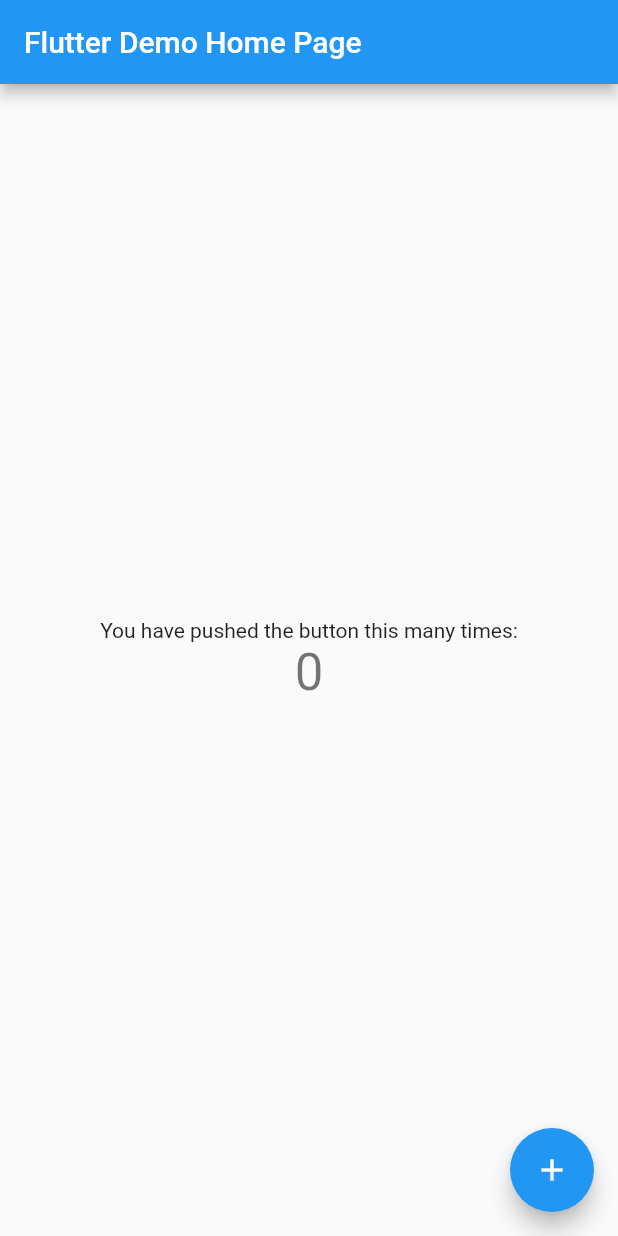
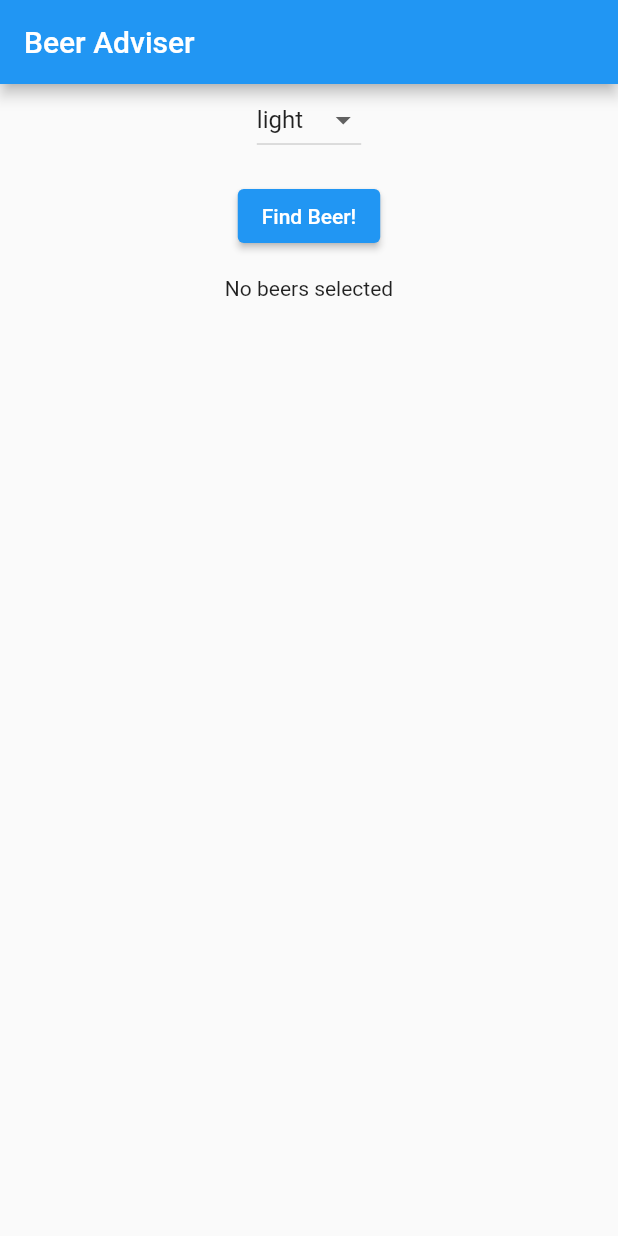
Before and after one commit to Irlirion/HeadFirstAndroidFlutter2ndEdition, a Flutter app: the screen it shows after launch, on a phone screen of 412 x 824 dp. Run offline on Flutter 3.47's test engine with Material 2 defaults, Android fonts, the phone set to English and light mode, and no system bars.

Commit message:
add chapter 2

```diff
--- a/chapter02/beer_adviser/lib/main.dart
+++ b/chapter02/beer_adviser/lib/main.dart
@@ -1,4 +1,18 @@
 import 'package:flutter/material.dart';
+
+class BeerExpert {
+  List<String> getBrands(String color) {
+    List<String> brands = [];
+    if (color == "amber") {
+      brands.add("Jack Amber");
+      brands.add("Red Moose");
+    } else {
+      brands.add("Jail Pale Ale");
+      brands.add("Gout Stout");
+    }
+    return brands;
+  }
+}
 
 void main() {
   runApp(const MyApp());
@@ -11,105 +25,73 @@
   @override
   Widget build(BuildContext context) {
     return MaterialApp(
-      title: 'Flutter Demo',
-      theme: ThemeData(
-        // This is the theme of your application.
-        //
-        // Try running your application with "flutter run". You'll see the
-        // application has a blue toolbar. Then, without quitting the app, try
-        // changing the primarySwatch below to Colors.green and then invoke
-        // "hot reload" (press "r" in the console where you ran "flutter run",
-        // or simply save your changes to "hot reload" in a Flutter IDE).
-        // Notice that the counter didn't reset back to zero; the application
-        // is not restarted.
-        primarySwatch: Colors.blue,
-      ),
-      home: const MyHomePage(title: 'Flutter Demo Home Page'),
-    );
+        title: 'Flutter Demo',
+        theme: ThemeData(
+          primarySwatch: Colors.blue,
+        ),
+        home: const BeerAdviser());
   }
 }
 
-class MyHomePage extends StatefulWidget {
-  const MyHomePage({Key? key, required this.title}) : super(key: key);
-
-  // This widget is the home page of your application. It is stateful, meaning
-  // that it has a State object (defined below) that contains fields that affect
-  // how it looks.
-
-  // This class is the configuration for the state. It holds the values (in this
-  // case the title) provided by the parent (in this case the App widget) and
-  // used by the build method of the State. Fields in a Widget subclass are
-  // always marked "final".
-
-  final String title;
+class BeerAdviser extends StatefulWidget {
+  const BeerAdviser({Key? key}) : super(key: key);
 
   @override
-  State<MyHomePage> createState() => _MyHomePageState();
+  _BeerAdviserState createState() => _BeerAdviserState();
 }
 
-class _MyHomePageState extends State<MyHomePage> {
-  int _counter = 0;
+class _BeerAdviserState extends State<BeerAdviser> {
+  final _beers = <String>['light', 'amber', 'brown', 'dark']
+      .map<DropdownMenuItem<String>>((String value) => DropdownMenuItem<String>(
+            value: value,
+            child: Text(value),
+          ))
+      .toList();
 
-  void _incrementCounter() {
-    setState(() {
-      // This call to setState tells the Flutter framework that something has
-      // changed in this State, which causes it to rerun the build method below
-      // so that the display can reflect the updated values. If we changed
-      // _counter without calling setState(), then the build method would not be
-      // called again, and so nothing would appear to happen.
-      _counter++;
-    });
-  }
+  final _expert = BeerExpert();
+
+  var _brands = 'No beers selected';
+  var _beerType = 'light';
 
   @override
   Widget build(BuildContext context) {
-    // This method is rerun every time setState is called, for instance as done
-    // by the _incrementCounter method above.
-    //
-    // The Flutter framework has been optimized to make rerunning build methods
-    // fast, so that you can just rebuild anything that needs updating rather
-    // than having to individually change instances of widgets.
     return Scaffold(
       appBar: AppBar(
-        // Here we take the value from the MyHomePage object that was created by
-        // the App.build method, and use it to set our appbar title.
-        title: Text(widget.title),
+        title: const Text('Beer Adviser'),
       ),
       body: Center(
-        // Center is a layout widget. It takes a single child and positions it
-        // in the middle of the parent.
         child: Column(
-          // Column is also a layout widget. It takes a list of children and
-          // arranges them vertically. By default, it sizes itself to fit its
-          // children horizontally, and tries to be as tall as its parent.
-          //
-          // Invoke "debug painting" (press "p" in the console, choose the
-          // "Toggle Debug Paint" action from the Flutter Inspector in Android
-          // Studio, or the "Toggle Debug Paint" command in Visual Studio Code)
-          // to see the wireframe for each widget.
-          //
-          // Column has various properties to control how it sizes itself and
-          // how it positions its children. Here we use mainAxisAlignment to
-          // center the children vertically; the main axis here is the vertical
-          // axis because Columns are vertical (the cross axis would be
-          // horizontal).
-          mainAxisAlignment: MainAxisAlignment.center,
-          children: <Widget>[
-            const Text(
-              'You have pushed the button this many times:',
+          children: [
+            DropdownButton<String>(
+              value: _beerType,
+              items: _beers,
+              onChanged: (String? newValue) {
+                setState(() {
+                  _beerType = newValue!;
+                });
+              },
             ),
-            Text(
-              '$_counter',
-              style: Theme.of(context).textTheme.headline4,
+            const SizedBox(height: 16),
+            ElevatedButton(
+              onPressed: _findBeer,
+              child: const Text("Find Beer!"),
             ),
+            const SizedBox(height: 16),
+            Text(_brands)
           ],
         ),
       ),
-      floatingActionButton: FloatingActionButton(
-        onPressed: _incrementCounter,
-        tooltip: 'Increment',
-        child: const Icon(Icons.add),
-      ), // This trailing comma makes auto-formatting nicer for build methods.
     );
   }
+
+  void _findBeer() {
+    var brandsList = _expert.getBrands(_beerType);
+    var brandsFormatted = StringBuffer();
+    for (var brand in brandsList) {
+      brandsFormatted.writeln(brand);
+    }
+    setState(() {
+      _brands = brandsFormatted.toString();
+    });
+  }
 }
```
